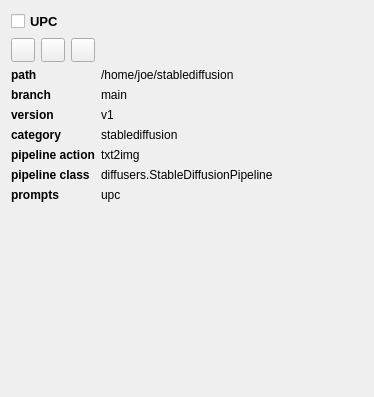
First picture: the form in src/airunner/pyqt/widgets/model_manager/model.ui, repository Capsize-Games/airunner, before the edit.
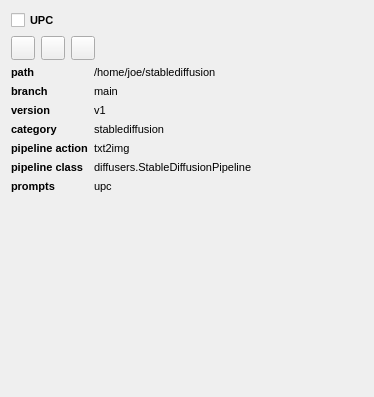
Second picture: the form after the edit. Icons and pictures are not drawn.

Commit message: updates to model manager widget design

Patch:
```diff
--- a/src/airunner/pyqt/widgets/model_manager/model.ui
+++ b/src/airunner/pyqt/widgets/model_manager/model.ui
@@ -25,7 +25,7 @@
         <widget class="QCheckBox" name="name">
          <property name="font">
           <font>
-           <pointsize>10</pointsize>
+           <pointsize>8</pointsize>
            <bold>true</bold>
           </font>
          </property>
@@ -158,7 +158,7 @@
       <widget class="QLabel" name="path">
        <property name="font">
         <font>
-         <pointsize>9</pointsize>
+         <pointsize>8</pointsize>
         </font>
        </property>
        <property name="text">
@@ -170,7 +170,7 @@
       <widget class="QLabel" name="version">
        <property name="font">
         <font>
-         <pointsize>9</pointsize>
+         <pointsize>8</pointsize>
         </font>
        </property>
        <property name="text">
@@ -182,7 +182,7 @@
       <widget class="QLabel" name="branch">
        <property name="font">
         <font>
-         <pointsize>9</pointsize>
+         <pointsize>8</pointsize>
         </font>
        </property>
        <property name="text">
@@ -194,7 +194,7 @@
       <widget class="QLabel" name="category">
        <property name="font">
         <font>
-         <pointsize>9</pointsize>
+         <pointsize>8</pointsize>
         </font>
        </property>
        <property name="text">
@@ -206,7 +206,7 @@
       <widget class="QLabel" name="label_13">
        <property name="font">
         <font>
-         <pointsize>9</pointsize>
+         <pointsize>8</pointsize>
          <bold>true</bold>
         </font>
        </property>
@@ -225,7 +225,7 @@
        </property>
        <property name="font">
         <font>
-         <pointsize>9</pointsize>
+         <pointsize>8</pointsize>
          <bold>true</bold>
         </font>
        </property>
@@ -244,7 +244,7 @@
        </property>
        <property name="font">
         <font>
-         <pointsize>9</pointsize>
+         <pointsize>8</pointsize>
          <bold>true</bold>
         </font>
        </property>
@@ -263,7 +263,7 @@
        </property>
        <property name="font">
         <font>
-         <pointsize>9</pointsize>
+         <pointsize>8</pointsize>
          <bold>true</bold>
         </font>
        </property>
@@ -276,7 +276,7 @@
       <widget class="QLabel" name="pipeline_class">
        <property name="font">
         <font>
-         <pointsize>9</pointsize>
+         <pointsize>8</pointsize>
         </font>
        </property>
        <property name="text">
@@ -294,7 +294,7 @@
        </property>
        <property name="font">
         <font>
-         <pointsize>9</pointsize>
+         <pointsize>8</pointsize>
          <bold>true</bold>
         </font>
        </property>
@@ -313,7 +313,7 @@
        </property>
        <property name="font">
         <font>
-         <pointsize>9</pointsize>
+         <pointsize>8</pointsize>
          <bold>true</bold>
         </font>
        </property>
@@ -326,7 +326,7 @@
       <widget class="QLabel" name="pipeline_action">
        <property name="font">
         <font>
-         <pointsize>9</pointsize>
+         <pointsize>8</pointsize>
         </font>
        </property>
        <property name="text">
@@ -338,7 +338,7 @@
       <widget class="QLabel" name="prompts">
        <property name="font">
         <font>
-         <pointsize>9</pointsize>
+         <pointsize>8</pointsize>
         </font>
        </property>
        <property name="text">
@@ -356,7 +356,7 @@
        </property>
        <property name="font">
         <font>
-         <pointsize>9</pointsize>
+         <pointsize>8</pointsize>
          <bold>true</bold>
         </font>
        </property>
```
The commit also changes 4 other files.
